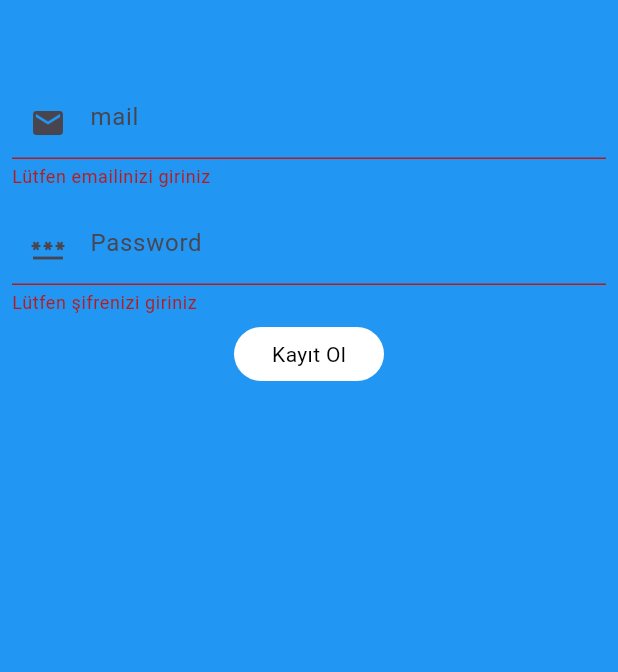
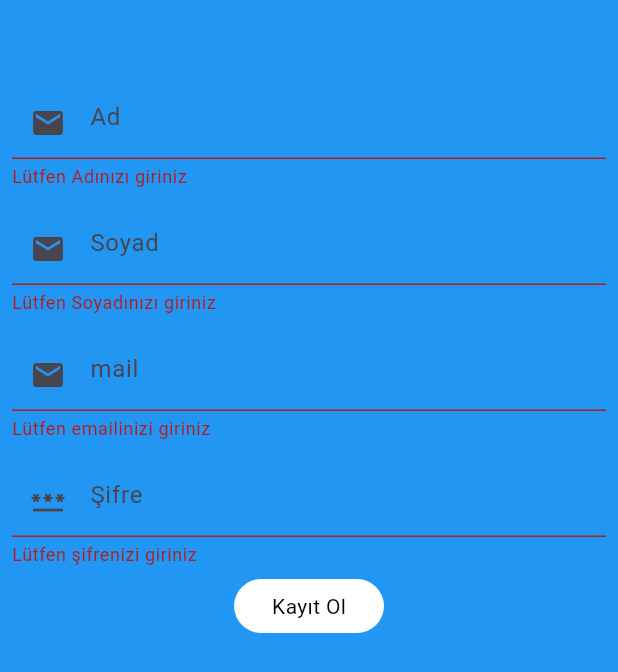
Before and after one commit to kubrasahin/FirebaseProjesi, a Flutter app: the SignScreen screen opened directly, after a tap on "Kayıt Ol", on a phone screen of 412 x 824 dp. Shown: the top 672 px of the screen. Run offline on Flutter 3.47's test engine with Material 2 defaults, Android fonts, the light colour scheme and no system bars; our stand-ins replace cloud_firestore, firebase_auth, firebase_core; accounts and stored records are empty.

Commit message:
kayıt ve giriş

```diff
--- /dev/null
+++ b/lib/models/usermodels.dart
@@ -0,0 +1,28 @@
+class UserModel {
+  String? uid;
+  String? email;
+  String? firstName;
+  String? secondName;
+
+  UserModel({this.uid, this.email, this.firstName, this.secondName});
+
+  // receiving data from server
+  factory UserModel.fromMap(map) {
+    return UserModel(
+      uid: map['uid'],
+      email: map['email'],
+      firstName: map['firstName'],
+      secondName: map['secondName'],
+    );
+  }
+
+  // sending data to our server
+  Map<String, dynamic> toMap() {
+    return {
+      'uid': uid,
+      'email': email,
+      'firstName': firstName,
+      'secondName': secondName,
+    };
+  }
+}
--- a/lib/screnn/sign.dart
+++ b/lib/screnn/sign.dart
@@ -1,9 +1,12 @@
 
 
+import 'package:cloud_firestore/cloud_firestore.dart';
 import 'package:firebaseprojecttttt/screnn/home.dart';
 import 'package:firebaseprojecttttt/screnn/login.dart';
 import 'package:flutter/material.dart';
 import 'package:firebase_auth/firebase_auth.dart';
+
+import '../models/usermodels.dart';
 class SignScreen extends StatefulWidget {
   const SignScreen({super.key});
 
@@ -15,8 +18,52 @@ class _SignScreenState extends State<SignScreen> {
   final formKey = GlobalKey<FormState>();
   final TextEditingController _email=TextEditingController();
   final TextEditingController _password=TextEditingController();
-  late String email, password;
+  final firstNameEditingController = new TextEditingController();
+  final secondNameEditingController = new TextEditingController();
+  final emailEditingController = new TextEditingController();
+  final passwordEditingController = new TextEditingController();
+  final confirmPasswordEditingController = new TextEditingController();
+  late String  ad, soyad, email, sifre, sifretekrar;
   final firebaseAuth= FirebaseAuth.instance;
+
+
+  kayit(String mail, String password)async{
+    if (formKey.currentState!.validate()) {
+      formKey.currentState!.save();
+
+        final userResult= await firebaseAuth.createUserWithEmailAndPassword(email: mail, password: password).then((value) {
+          postt();
+        });
+          }
+    else
+    {
+      print("HATAAAAA");
+    }
+  }
+
+  postt() async{
+    FirebaseFirestore firebaseFirestore = FirebaseFirestore.instance;
+    User? user = firebaseAuth.currentUser;
+
+    UserModel userModel = UserModel();
+
+    // writing all the values
+    userModel.email = user!.email;
+    userModel.uid = user.uid;
+    userModel.firstName = ad;
+    userModel.secondName = soyad;
+
+    await firebaseFirestore
+        .collection("users")
+        .doc(user.uid)
+        .set(userModel.toMap());
+
+    Navigator.pushAndRemoveUntil(
+        (context),
+        MaterialPageRoute(builder: (context) => HomeScreenn()),
+            (route) => false);
+  }
+
   @override
   Widget build(BuildContext context) {
     return Scaffold(
@@ -32,7 +79,54 @@ class _SignScreenState extends State<SignScreen> {
                     child: Center(
                       child: TextFormField(
                         keyboardType: TextInputType.emailAddress,
-                        controller:_email ,
+                        validator: ( value){
+                          if (value!.isEmpty) {
+                            return "Lütfen Adınızı giriniz";
+                          } else {
+                            return null;
+                          }
+                        },
+
+                        onSaved: (value){
+                          ad=value!;
+                        },
+                        decoration: InputDecoration(
+                            prefixIcon: Icon(Icons.mail),
+                            hintText: "Ad"
+                        ),
+                      ),
+                    ),
+                  ),
+
+                  Padding(
+                    padding: const EdgeInsets.all(8.0),
+                    child: Center(
+                      child: TextFormField(
+                        keyboardType: TextInputType.emailAddress,
+                        validator: ( value){
+                          if (value!.isEmpty) {
+                            return "Lütfen Soyadınızı giriniz";
+                          } else {
+                            return null;
+                          }
+                        },
+
+                        onSaved: (value){
+                          soyad=value!;
+                        },
+                        decoration: InputDecoration(
+                            prefixIcon: Icon(Icons.mail),
+                            hintText: "Soyad"
+                        ),
+                      ),
+                    ),
+                  ),
+                  Padding(
+                    padding: const EdgeInsets.all(8.0),
+                    child: Center(
+                      child: TextFormField(
+                        controller: emailEditingController,
+                        keyboardType: TextInputType.emailAddress,
                         validator: ( value){
                           if (value!.isEmpty) {
                             return "Lütfen emailinizi giriniz";
@@ -55,6 +149,7 @@ class _SignScreenState extends State<SignScreen> {
                     padding: const EdgeInsets.all(8.0),
                     child: Center(
                       child: TextFormField(
+                        controller: passwordEditingController,
                         validator: (value){
                           if (value!.isEmpty) {
                             return "Lütfen şifrenizi giriniz";
@@ -63,45 +158,22 @@ class _SignScreenState extends State<SignScreen> {
                           }
                         },
                         onSaved: (value){
-                          password=value!;
+                          sifre=value!;
                         },
                         obscureText: true,
                         decoration: InputDecoration(
                           prefixIcon: Icon(Icons.password),
-                          hintText: "Password",
+                          hintText: "Şifre",
 
                         ),
                       ),
                     ),
                   ),
-                  InkWell(
-                    onTap: () async{
-                      if (formKey.currentState!.validate()) {
-                        formKey.currentState!.save();
-                        try{
-                          final userResult= await firebaseAuth.createUserWithEmailAndPassword(email: email, password: password);
-                          formKey.currentState!.reset();
-                          Navigator.push(
-                            context,
-                            MaterialPageRoute(
-                                builder: (BuildContext context) => LoginScreen()),
-                          );
-                          print( "DFFFFFFFFFFFFFFFFF");
-                          print(userResult.user!.email );
-                        } catch(e){
-                          print( "AAAAAAAAAAAAAAA");
-                          print(e.toString());
-                        }
-                      }
-                      else
-                      {}
 
-
+                 InkWell(
+                    onTap: () {
+                      kayit( emailEditingController.text, passwordEditingController.text );
                     },
-
-
-
-
                     child: Container(
                       width: 100,
                       decoration: BoxDecoration(color: Colors.white, borderRadius: BorderRadius.circular(20)),
```
Also changed, not shown: lib/main.dart (+0 -15 lines).
